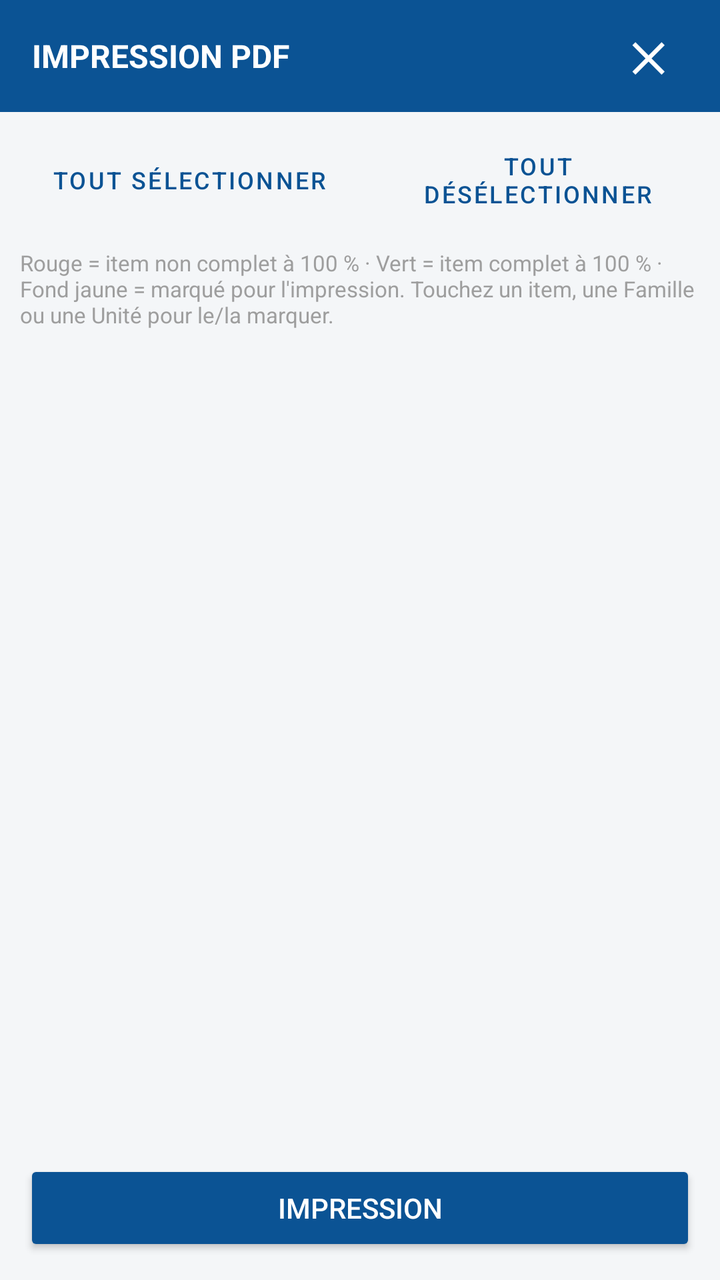
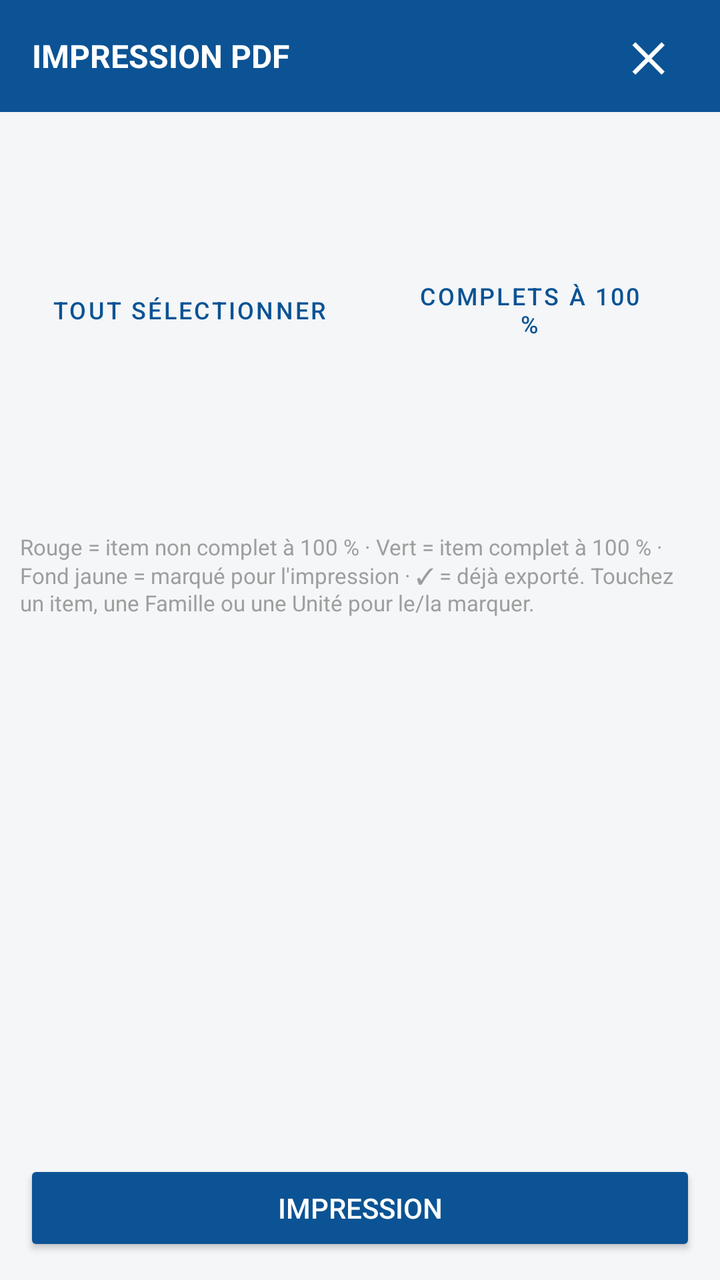

Two renders of the same Android screen: before a commit and after it. Below are the layout's source before the change and the commit's diff.
<!-- AndroidManifest.xml: application theme Theme.PVJointage -->
<!-- res/layout/dialog_pdf_export.xml -->
<?xml version="1.0" encoding="utf-8"?>
<LinearLayout xmlns:android="http://schemas.android.com/apk/res/android"
    android:layout_width="match_parent"
    android:layout_height="match_parent"
    android:orientation="vertical"
    android:background="@color/background">

    <LinearLayout
        android:layout_width="match_parent"
        android:layout_height="?attr/actionBarSize"
        android:background="@color/primary"
        android:orientation="horizontal"
        android:gravity="center_vertical"
        android:paddingStart="16dp"
        android:paddingEnd="16dp">

        <TextView
            android:layout_width="0dp"
            android:layout_height="wrap_content"
            android:layout_weight="1"
            android:text="@string/pdf_export_titre"
            android:textColor="@color/white"
            android:textStyle="bold"
            android:textSize="16sp" />

        <TextView
            android:id="@+id/btnFermerPdfExport"
            android:layout_width="40dp"
            android:layout_height="40dp"
            android:gravity="center"
            android:text="✕"
            android:textColor="@color/white"
            android:textSize="20sp"
            android:textStyle="bold"
            android:background="?attr/selectableItemBackgroundBorderless"
            android:clickable="true"
            android:focusable="true"
            android:contentDescription="@string/fermer" />
    </LinearLayout>

    <LinearLayout
        android:layout_width="match_parent"
        android:layout_height="wrap_content"
        android:orientation="horizontal"
        android:gravity="center_vertical"
        android:padding="10dp">

        <Button
            android:id="@+id/btnToutSelectionner"
            style="@style/Widget.MaterialComponents.Button.OutlinedButton"
            android:layout_width="wrap_content"
            android:layout_height="wrap_content"
            android:layout_marginEnd="8dp"
            android:text="@string/pdf_export_tout_selectionner"
            android:textSize="12sp" />

        <Button
            android:id="@+id/btnToutDeselectionner"
            style="@style/Widget.MaterialComponents.Button.OutlinedButton"
            android:layout_width="wrap_content"
            android:layout_height="wrap_content"
            android:text="@string/pdf_export_tout_deselectionner"
            android:textSize="12sp" />

        <TextView
            android:id="@+id/tvSelectionCount"
            android:layout_width="0dp"
            android:layout_height="wrap_content"
            android:layout_weight="1"
            android:gravity="end"
            android:textStyle="bold"
            android:textColor="@color/primary_dark"
            android:textSize="13sp" />
    </LinearLayout>

    <TextView
        android:id="@+id/tvLegendePdfExport"
        android:layout_width="match_parent"
        android:layout_height="wrap_content"
        android:text="@string/pdf_export_legende"
        android:textSize="11sp"
        android:textColor="@color/en_attente"
        android:paddingStart="10dp"
        android:paddingEnd="10dp"
        android:paddingBottom="6dp" />

    <HorizontalScrollView
        android:layout_width="match_parent"
        android:layout_height="0dp"
        android:layout_weight="1">

        <ScrollView
            android:layout_width="wrap_content"
            android:layout_height="match_parent">

            <TableLayout
                android:id="@+id/pdfExportTable"
                android:layout_width="wrap_content"
                android:layout_height="wrap_content"
                android:padding="10dp" />
        </ScrollView>
    </HorizontalScrollView>

    <Button
        android:id="@+id/btnImprimer"
        android:layout_width="match_parent"
        android:layout_height="wrap_content"
        android:layout_margin="12dp"
        android:backgroundTint="@color/primary"
        android:textColor="@color/white"
        android:text="@string/btn_impression" />

</LinearLayout>
<!-- resources referenced by this layout -->
<resources>
  <color name="background">#F4F6F8</color>
  <color name="en_attente">#9E9E9E</color>
  <color name="primary">#0B5394</color>
  <color name="primary_dark">#073763</color>
  <color name="white">#FFFFFF</color>
  <string name="btn_impression">Impression</string>
  <string name="fermer">Fermer</string>
  <string name="pdf_export_legende">Rouge = item non complet à 100 %  ·  Vert = item complet à 100 %  ·  Fond jaune = marqué pour l\'impression. Touchez un item, une Famille ou une Unité pour le/la marquer.</string>
  <string name="pdf_export_titre">IMPRESSION PDF</string>
  <string name="pdf_export_tout_deselectionner">Tout désélectionner</string>
  <string name="pdf_export_tout_selectionner">Tout sélectionner</string>
  <style name="Theme.PVJointage" parent="Theme.MaterialComponents.DayNight.NoActionBar">
          <item name="colorPrimary">@color/primary</item>
          <item name="colorPrimaryDark">@color/primary_dark</item>
          <item name="colorAccent">@color/accent</item>
          <item name="android:windowBackground">@color/background</item>
      </style>
  <color name="accent">#F1C232</color>
</resources>

<!-- the commit's change to res/layout/dialog_pdf_export.xml (unified diff, before → after) -->
@@ -43,8 +43,11 @@
         android:layout_height="wrap_content"
         android:orientation="horizontal"
         android:gravity="center_vertical"
-        android:padding="10dp">
+        android:paddingStart="10dp"
+        android:paddingEnd="10dp"
+        android:paddingTop="10dp">
 
+        
         <Button
             android:id="@+id/btnToutSelectionner"
             style="@style/Widget.MaterialComponents.Button.OutlinedButton"
@@ -55,23 +58,34 @@
             android:textSize="12sp" />
 
         <Button
-            android:id="@+id/btnToutDeselectionner"
+            android:id="@+id/btnFiltreComplets"
             style="@style/Widget.MaterialComponents.Button.OutlinedButton"
             android:layout_width="wrap_content"
             android:layout_height="wrap_content"
-            android:text="@string/pdf_export_tout_deselectionner"
+            android:layout_marginEnd="8dp"
+            android:text="@string/pdf_export_filtre_complets"
             android:textSize="12sp" />
 
-        <TextView
-            android:id="@+id/tvSelectionCount"
-            android:layout_width="0dp"
+        <Button
+            android:id="@+id/btnFiltreNonExportes"
+            style="@style/Widget.MaterialComponents.Button.OutlinedButton"
+            android:layout_width="wrap_content"
             android:layout_height="wrap_content"
-            android:layout_weight="1"
-            android:gravity="end"
-            android:textStyle="bold"
-            android:textColor="@color/primary_dark"
-            android:textSize="13sp" />
+            android:text="@string/pdf_export_filtre_non_exportes"
+            android:textSize="12sp" />
     </LinearLayout>
+
+    <TextView
+        android:id="@+id/tvSelectionCount"
+        android:layout_width="match_parent"
+        android:layout_height="wrap_content"
+        android:gravity="end"
+        android:textStyle="bold"
+        android:textColor="@color/primary_dark"
+        android:textSize="13sp"
+        android:paddingStart="10dp"
+        android:paddingEnd="10dp"
+        android:paddingTop="4dp" />
 
     <TextView
         android:id="@+id/tvLegendePdfExport"
<!-- resource entries referenced after the edit -->
@@ -7,9 +7,10 @@
   <color name="white">#FFFFFF</color>
   <string name="btn_impression">Impression</string>
   <string name="fermer">Fermer</string>
-  <string name="pdf_export_legende">Rouge = item non complet à 100 %  ·  Vert = item complet à 100 %  ·  Fond jaune = marqué pour l\'impression. Touchez un item, une Famille ou une Unité pour le/la marquer.</string>
+  <string name="pdf_export_filtre_complets">Complets à 100 %</string>
+  <string name="pdf_export_filtre_non_exportes">Non exportés</string>
+  <string name="pdf_export_legende">Rouge = item non complet à 100 %  ·  Vert = item complet à 100 %  ·  Fond jaune = marqué pour l\'impression  ·  ✓ = déjà exporté. Touchez un item, une Famille ou une Unité pour le/la marquer.</string>
   <string name="pdf_export_titre">IMPRESSION PDF</string>
-  <string name="pdf_export_tout_deselectionner">Tout désélectionner</string>
   <string name="pdf_export_tout_selectionner">Tout sélectionner</string>
   <style name="Theme.PVJointage" parent="Theme.MaterialComponents.DayNight.NoActionBar">
           <item name="colorPrimary">@color/primary</item>
